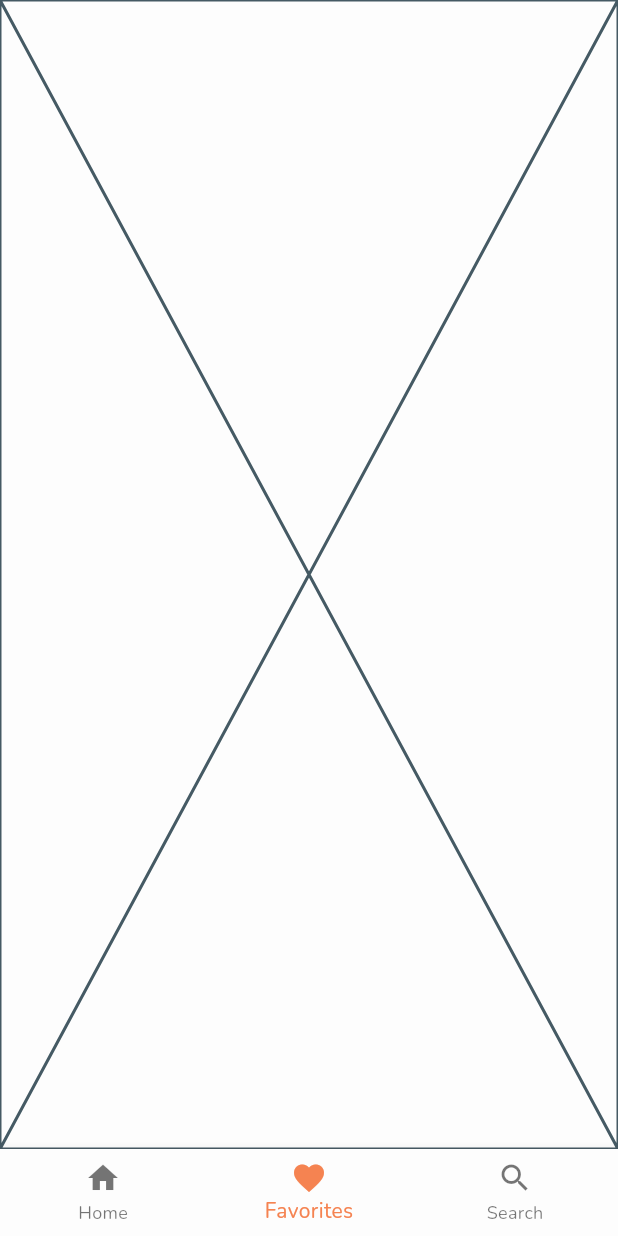
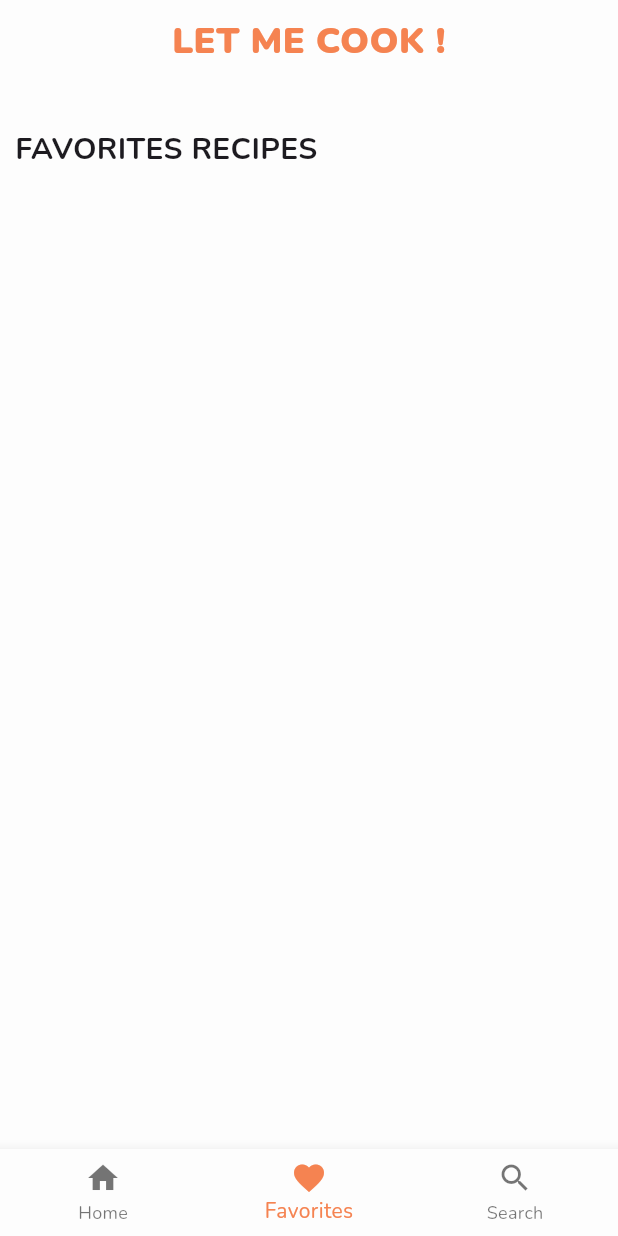
Before and after one commit to divinoschaeffer/let_me_cook, a Flutter app: the screen it shows after launch, item 2 of the bottom bar chosen, on a phone screen of 412 x 824 dp. Run offline on Flutter 3.47's test engine with Material 3 defaults, Android fonts, the phone set to English and light mode, and no system bars; our stand-ins replace google_fonts; network calls fail.

Commit message:
Beginning of the favs recipes page

```diff
--- a/lib/views/pages/favorites_page.dart
+++ b/lib/views/pages/favorites_page.dart
@@ -5,6 +5,38 @@ class FavoritesPage extends StatelessWidget {
 
   @override
   Widget build(BuildContext context) {
-    return const Placeholder();
+    return Padding(
+      padding: const EdgeInsets.all(10.0),
+      child: Column(
+        crossAxisAlignment: CrossAxisAlignment.start,
+        children: [
+          Center(
+            child: Text(
+              "LET ME COOK !",
+              style: TextStyle(
+                fontSize: 24,
+                color: Theme.of(context).primaryColor,
+                fontWeight: FontWeight.w900,
+              ),
+              textAlign: TextAlign.center,
+            ),
+          ),
+          SizedBox(
+              height: MediaQuery.of(context).size.height * 0.05
+          ),
+          const Text(
+            "FAVORITES RECIPES",
+            style: TextStyle(
+              fontSize: 20,
+              fontWeight: FontWeight.w700,
+            ),
+            textAlign: TextAlign.start,
+          )
+          /*Expanded(
+
+          )*/
+        ],
+      ),
+    );
   }
 }
```
